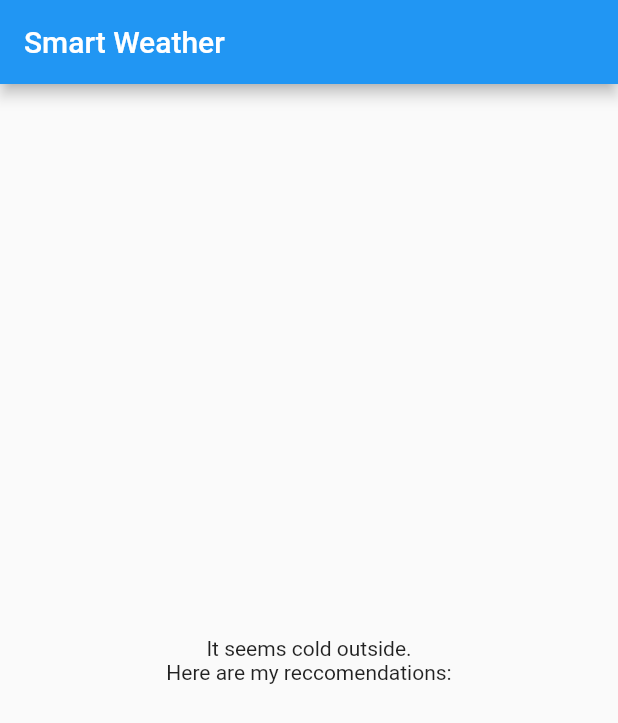
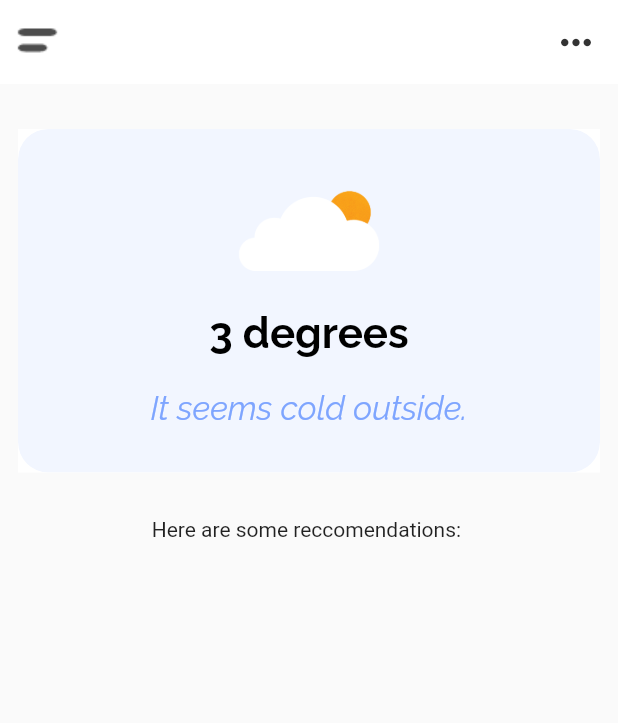
Before and after one commit to razas21/smart-weather-app, a Flutter app: the screen it shows after launch, on a phone screen of 412 x 824 dp. Shown: the top 723 px of the screen. Run offline on Flutter 3.47's test engine with Material 2 defaults, Android fonts, the light colour scheme and no system bars; our stand-ins replace google_fonts.

Commit message:
created basic ui and structure

```diff
--- /dev/null
+++ b/lib/components/custom_app_bar.dart
@@ -0,0 +1,31 @@
+import 'package:flutter/material.dart';
+
+class CustomAppBar extends StatelessWidget implements PreferredSizeWidget {
+  @override
+  Size get preferredSize => const Size.fromHeight(kToolbarHeight);
+
+  @override
+  Widget build(BuildContext context) {
+    return AppBar(
+
+       backgroundColor: Colors.white,
+       elevation: 0.0,
+       leading: Image(
+         height: 20.0,
+         width: 20.0,
+         image: AssetImage('assets/images/custom_menu_icon_5.png'),
+       ),
+       actions: [
+         ConstrainedBox(
+           constraints: BoxConstraints(minWidth: 56.0),
+           child: Icon(
+             Icons.more_horiz,
+             color: Color(0xFF333333),
+             size: 30.0,
+           ),
+         )
+       ],
+
+    );
+  }
+}
--- a/lib/main.dart
+++ b/lib/main.dart
@@ -1,4 +1,6 @@
 import 'package:flutter/material.dart';
+import 'package:smartweatherapp/screens/home_screen/home_screen.dart';
+
 
 void main() {
   runApp(MyApp());
@@ -30,76 +32,3 @@ class MyApp extends StatelessWidget {
     );
   }
 }
-
-class MyHomePage extends StatefulWidget {
-  MyHomePage({Key key, this.title}) : super(key: key);
-
-  // This widget is the home page of your application. It is stateful, meaning
-  // that it has a State object (defined below) that contains fields that affect
-  // how it looks.
-
-  // This class is the configuration for the state. It holds the values (in this
-  // case the title) provided by the parent (in this case the App widget) and
-  // used by the build method of the State. Fields in a Widget subclass are
-  // always marked "final".
-
-  final String title;
-
-  @override
-  _MyHomePageState createState() => _MyHomePageState();
-}
-
-class _MyHomePageState extends State<MyHomePage> {
-//  int _counter = 0;
-
-  @override
-  Widget build(BuildContext context) {
-    // This method is rerun every time setState is called, for instance as done
-    // by the _incrementCounter method above.
-    //
-    // The Flutter framework has been optimized to make rerunning build methods
-    // fast, so that you can just rebuild anything that needs updating rather
-    // than having to individually change instances of widgets.
-    return Scaffold(
-      appBar: AppBar(
-        // Here we take the value from the MyHomePage object that was created by
-        // the App.build method, and use it to set our appbar title.
-        title: Text(widget.title),
-      ),
-      body: Center(
-        // Center is a layout widget. It takes a single child and positions it
-        // in the middle of the parent.
-        child: Column(
-          // Column is also a layout widget. It takes a list of children and
-          // arranges them vertically. By default, it sizes itself to fit its
-          // children horizontally, and tries to be as tall as its parent.
-          //
-          // Invoke "debug painting" (press "p" in the console, choose the
-          // "Toggle Debug Paint" action from the Flutter Inspector in Android
-          // Studio, or the "Toggle Debug Paint" command in Visual Studio Code)
-          // to see the wireframe for each widget.
-          //
-          // Column has various properties to control how it sizes itself and
-          // how it positions its children. Here we use mainAxisAlignment to
-          // center the children vertically; the main axis here is the vertical
-          // axis because Columns are vertical (the cross axis would be
-          // horizontal).
-          mainAxisAlignment: MainAxisAlignment.center,
-          children: <Widget>[
-            Text(
-              'It seems cold outside.',
-            ),
-            Text(
-              'Here are my reccomendations:'
-            ),
-          ],
-        ),
-      ),
-//      floatingActionButton: FloatingActionButton(
-//        onPressed: _incrementCounter,
-//        tooltip: 'Increment',
-//        child: Icon(Icons.add),
-//      ), // This trailing comma makes auto-formatting nicer for build methods.
-    );
-  }
-}
--- /dev/null
+++ b/lib/screens/home_screen/components/weather_card.dart
@@ -0,0 +1,57 @@
+import 'package:flutter/material.dart';
+import 'package:google_fonts/google_fonts.dart';
+//import 'package:weather_app_6/constants.dart';
+
+class WeatherCard extends StatelessWidget {
+  @override
+  Widget build(BuildContext context) {
+    return Container(
+      decoration: BoxDecoration(
+        color: Colors.white,
+      ),
+      child: ClipRRect(
+        borderRadius: BorderRadius.circular(20),
+        child: Container(
+          decoration: BoxDecoration(
+            color: Color(0x11427BFF),
+            borderRadius: BorderRadius.circular(20),
+          ),
+          child: Column(
+            children: [
+              const SizedBox(height: 20.0),
+              Image(      //Weather image
+                height: 100.0,
+                width: 150.0,
+                fit: BoxFit.cover,
+                image: AssetImage(
+                  'assets/images/cloudy_with_sun.png',
+                ),
+              ),
+              Text( //Temperature
+                '3 degrees',
+                style: GoogleFonts.raleway(
+                  color: Colors.black,
+                  fontSize: 28.0,
+                  fontWeight: FontWeight.bold,
+                ),
+              ),
+              const SizedBox(height: 20.0),
+              Text( //
+                'It seems cold outside.',
+                style: GoogleFonts.raleway(
+                  color: Color(0xFF7EA5FF),
+                  fontSize: 22.0,
+                  fontWeight: FontWeight.w400,
+                  fontStyle: FontStyle.italic,
+                ),
+              ),
+              const SizedBox(height: 30.0),
+
+            ],
+          ),
+        ),
+      ),
+
+    );
+  }
+}
--- /dev/null
+++ b/lib/screens/home_screen/home_screen.dart
@@ -0,0 +1,74 @@
+import 'package:flutter/material.dart';
+
+//import 'package:google_fonts/google_fonts.dart';
+import 'package:smartweatherapp/components/custom_app_bar.dart';
+import 'package:smartweatherapp/screens/home_screen/components/weather_card.dart';
+
+//import 'package:provider/provider.dart';
+
+
+//import 'package:smartweatherapp/constants.dart';
+//import 'package:smartweatherapp/screens/home_screen/components/hourly_weather_bar.dart';
+//import 'package:smartweatherapp/screens/home_screen/components/weather_card.dart';
+
+class MyHomePage extends StatelessWidget {
+  MyHomePage({this.title});
+
+  // This widget is the home page of your application. It is stateful, meaning
+  // that it has a State object (defined below) that contains fields that affect
+  // how it looks.
+
+  // This class is the configuration for the state. It holds the values (in this
+  // case the title) provided by the parent (in this case the App widget) and
+  // used by the build method of the State. Fields in a Widget subclass are
+  // always marked "final".
+
+  final String title;
+
+  @override
+  Widget build(BuildContext context) {
+    return Scaffold(
+      appBar: CustomAppBar(),
+      body: SafeArea(
+        child: Column(
+          children: [
+            Padding(
+              padding: const EdgeInsets.symmetric(horizontal: 12.0),
+              child: Column(
+                crossAxisAlignment: CrossAxisAlignment.stretch,
+                children: [
+                  const SizedBox(height: 30.0),
+                  WeatherCard(),
+                  const SizedBox(height: 30.0),
+                ],
+              ),
+            ),
+
+            Text('Here are some reccomendations: ',),
+
+            const SizedBox(
+              height: 20,
+            ),
+//
+            Expanded(
+              child: ClipRRect(
+                borderRadius: BorderRadius.circular(5),
+//                child: isDownloading
+//                    ? Center(
+//                    child: CircularProgressIndicator(),
+//                  ),
+//                : ListView.builder(
+//                  itemBuilder: (context, index) {
+//
+//            }
+//              )
+              ),
+            ),
+
+            const SizedBox(height: 30.0),
+          ],
+        ),
+      ),
+    );
+  }
+}
--- a/pubspec.yaml
+++ b/pubspec.yaml
@@ -28,6 +28,7 @@ dependencies:
   # The following adds the Cupertino Icons font to your application.
   # Use with the CupertinoIcons class for iOS style icons.
   cupertino_icons: ^1.0.0
+  google_fonts: ^1.1.1
 
 dev_dependencies:
   flutter_test:
@@ -45,7 +46,8 @@ flutter:
   uses-material-design: true
 
   # To add assets to your application, add an assets section, like this:
-  # assets:
+  assets:
+      - assets/images/
   #   - images/a_dot_burr.jpeg
   #   - images/a_dot_ham.jpeg
 
```
Also changed, not shown: assets/images/cloudy.png (added), assets/images/cloudy_with_sun.png (added), assets/images/custom_menu_icon.png (added), assets/images/custom_menu_icon_1.png (added), assets/images/custom_menu_icon_2.png (added), assets/images/custom_menu_icon_3.png (added), assets/images/custom_menu_icon_4.png (added), assets/images/custom_menu_icon_5.png (added), assets/images/pressure.png (added), assets/images/rainy.png (added), assets/images/sun.png (added), assets/images/sun_outline.png (added), assets/images/thermometer.png (added), assets/images/wind.png (added), 1 more files, 17 other files.
